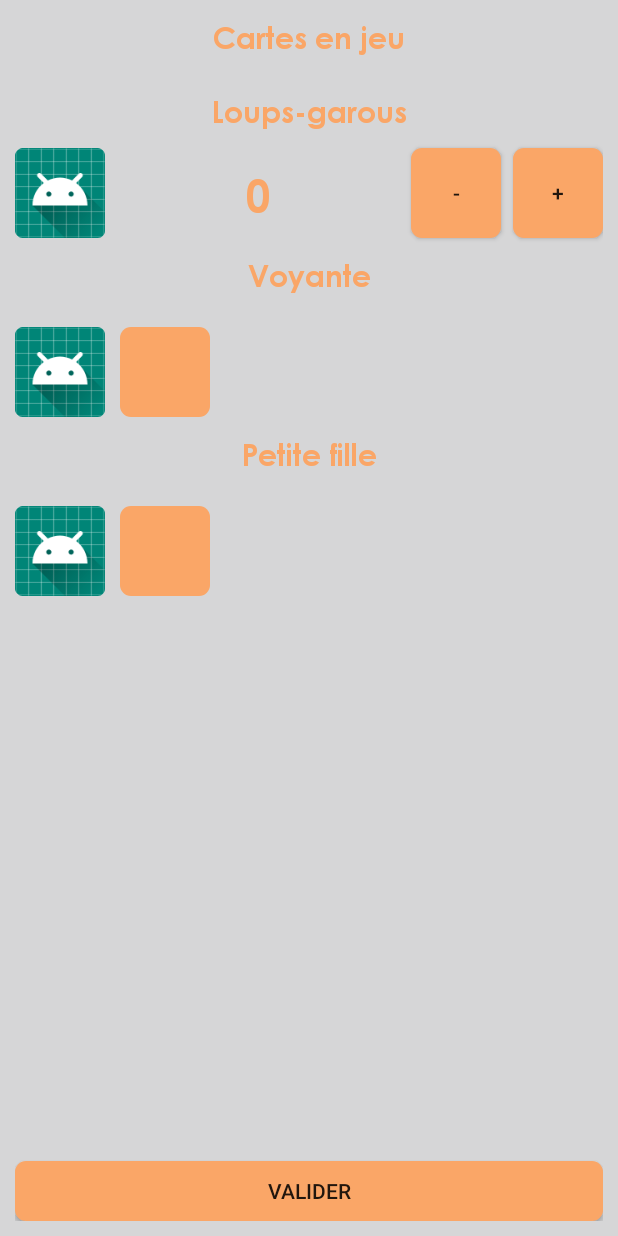
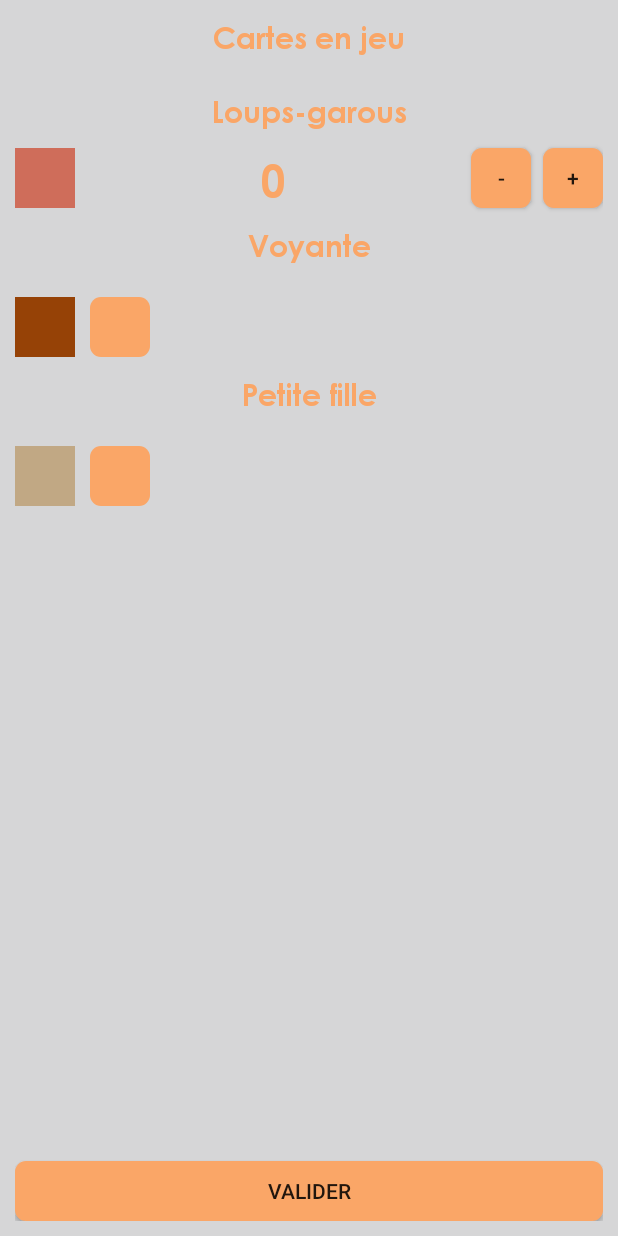
Before and after one commit to Gothor/werewolf-helper, an Android app: the CardsActivity screen opened directly, with no data from a screen before it, on a phone screen of 412 x 824 dp. Run offline under Robolectric (Android 15) with nearby library versions, the light colour scheme and no system bars.

Commit message:
fixup! Merge branch 'master' of github.com:Gothor/werewolf-helper

```diff
--- a/app/src/main/res/layout/activity_cards.xml
+++ b/app/src/main/res/layout/activity_cards.xml
@@ -30,9 +30,9 @@
 
     <ImageView
         android:id="@+id/werewolves_picture"
-        android:layout_width="60dp"
-        android:layout_height="60dp"
-        android:src="@mipmap/ic_launcher"
+        android:layout_width="40dp"
+        android:layout_height="40dp"
+        android:src="@mipmap/role_werewolf"
         app:layout_constraintLeft_toLeftOf="parent"
         app:layout_constraintTop_toBottomOf="@id/werewolves" />
 
@@ -50,8 +50,8 @@
 
     <Button
         android:id="@+id/werewolves_minus"
-        android:layout_width="60dp"
-        android:layout_height="60dp"
+        android:layout_width="40dp"
+        android:layout_height="40dp"
         android:layout_marginEnd="8dp"
         android:layout_marginRight="8dp"
         android:background="@drawable/button"
@@ -62,8 +62,8 @@
 
     <Button
         android:id="@+id/werewolves_plus"
-        android:layout_width="60dp"
-        android:layout_height="60dp"
+        android:layout_width="40dp"
+        android:layout_height="40dp"
         android:background="@drawable/button"
         android:src="@mipmap/ic_launcher"
         android:text="+"
@@ -86,16 +86,16 @@
 
     <ImageView
         android:id="@+id/clairvoyant_picture"
-        android:layout_width="60dp"
-        android:layout_height="60dp"
-        android:src="@mipmap/ic_launcher"
+        android:layout_width="40dp"
+        android:layout_height="40dp"
+        android:src="@mipmap/role_clairvoyant"
         app:layout_constraintLeft_toLeftOf="parent"
         app:layout_constraintTop_toBottomOf="@id/clairvoyant" />
 
     <CheckBox
         android:id="@+id/clairvoyant_enabled"
-        android:layout_width="60dp"
-        android:layout_height="60dp"
+        android:layout_width="40dp"
+        android:layout_height="40dp"
         android:layout_marginLeft="10dp"
         android:background="@drawable/checkbox"
         android:button="@null"
@@ -118,16 +118,16 @@
 
     <ImageView
         android:id="@+id/little_girl_picture"
-        android:layout_width="60dp"
-        android:layout_height="60dp"
-        android:src="@mipmap/ic_launcher"
+        android:layout_width="40dp"
+        android:layout_height="40dp"
+        android:src="@mipmap/role_little_girl"
         app:layout_constraintLeft_toLeftOf="parent"
         app:layout_constraintTop_toBottomOf="@id/little_girl" />
 
     <CheckBox
         android:id="@+id/little_girl_enabled"
-        android:layout_width="60dp"
-        android:layout_height="60dp"
+        android:layout_width="40dp"
+        android:layout_height="40dp"
         android:layout_marginLeft="10dp"
         android:background="@drawable/checkbox"
         android:button="@null"
--- a/app/src/main/res/layout/activity_play.xml
+++ b/app/src/main/res/layout/activity_play.xml
@@ -4,7 +4,7 @@
     xmlns:tools="http://schemas.android.com/tools"
     android:layout_width="match_parent"
     android:layout_height="match_parent"
-    android:background="@drawable/background"
+    android:background="@drawable/background_werewolf"
     android:padding="10dp">
 
     <TextView
@@ -13,12 +13,11 @@
         android:layout_height="120dp"
         android:text="Description du tour courant" />
 
-    <ListView
+    <android.support.v7.widget.RecyclerView
         android:layout_width="match_parent"
         android:layout_height="match_parent"
         android:layout_marginTop="120dp"
-        android:layout_marginBottom="80dp"></ListView>
-
+        android:layout_marginBottom="80dp" />
 
     <Button
         android:id="@+id/bt_next_turn"
```
